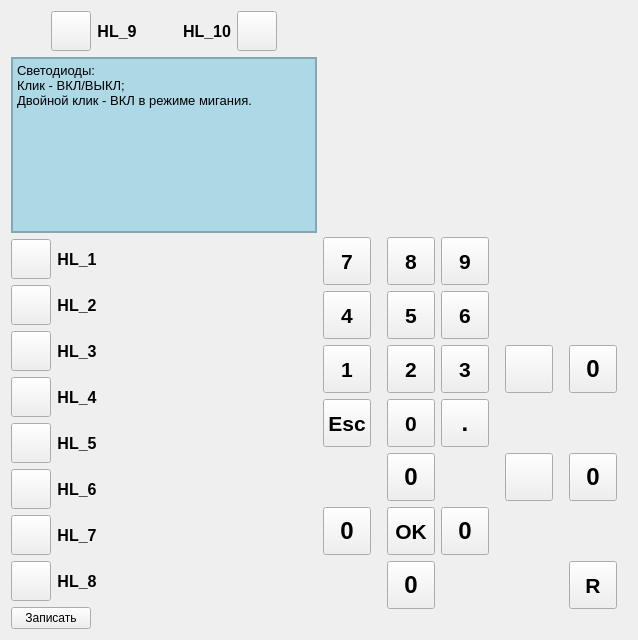
Qt form bzuinterface.ui (vlarry/emulator) before a commit.
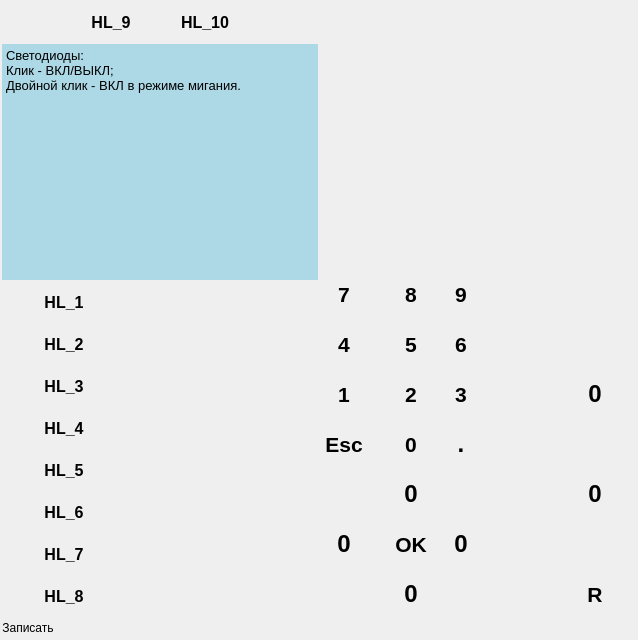
The same form after that commit. Icons and pictures are not drawn. Custom widgets are drawn as their Qt base class.

Commit message: Изменение интерфейса: группирование входов, встраивание интерфейса МИК-01.

Patch:
```diff
--- a/bzuinterface.ui
+++ b/bzuinterface.ui
@@ -13,7 +13,25 @@
   <property name="windowTitle">
    <string>Form</string>
   </property>
+  <property name="styleSheet">
+   <string notr="true">border: 5px</string>
+  </property>
   <layout class="QHBoxLayout" name="horizontalLayout_4">
+   <property name="spacing">
+    <number>2</number>
+   </property>
+   <property name="leftMargin">
+    <number>2</number>
+   </property>
+   <property name="topMargin">
+    <number>2</number>
+   </property>
+   <property name="rightMargin">
+    <number>2</number>
+   </property>
+   <property name="bottomMargin">
+    <number>2</number>
+   </property>
    <item>
     <layout class="QVBoxLayout" name="verticalLayout_3">
      <item>
```
The commit also changes 4 other files.
